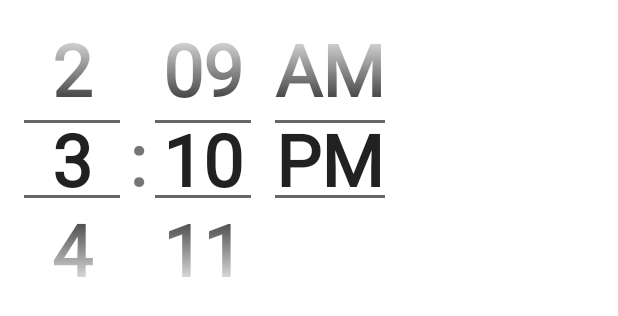
After one commit to IDemetrus/worktime, an Android app: the layout time_picker.xml on its own in the app's theme, with its tools: preview values and no code run, on a phone screen of 412 x 824 dp. The commit adds this screen. Shown: the top 316 px of the screen. Run offline under Robolectric (Android 15) with nearby library versions, the phone set to English and light mode, and no system bars.

Commit message:
add time picker xml

```diff
--- a/app/src/main/AndroidManifest.xml
+++ b/app/src/main/AndroidManifest.xml
@@ -8,7 +8,7 @@
         android:label="@string/app_name"
         android:roundIcon="@mipmap/ic_launcher_round"
         android:supportsRtl="true"
-        android:theme="@style/Theme.WorkTime">
+        android:theme="@style/Theme.WorkTime.Black">
         <activity android:name=".MainActivity">
             <intent-filter>
                 <action android:name="android.intent.action.MAIN" />
--- /dev/null
+++ b/app/src/main/res/layout/time_picker.xml
@@ -0,0 +1,20 @@
+<?xml version="1.0" encoding="utf-8"?>
+<layout xmlns:android="http://schemas.android.com/apk/res/android"
+    xmlns:app="http://schemas.android.com/apk/res-auto">
+
+    <TimePicker
+        android:id="@+id/timerTp"
+        style="@style/TimePicker"
+        android:layout_width="wrap_content"
+        android:layout_height="wrap_content"
+        android:theme="@style/TimePicker"
+        android:timePickerMode="spinner"
+        app:layout_constraintBottom_toBottomOf="parent"
+        app:layout_constraintEnd_toEndOf="parent"
+        app:layout_constraintHorizontal_bias="0.5"
+        app:layout_constraintStart_toStartOf="parent"
+        app:layout_constraintTop_toTopOf="parent">
+
+    </TimePicker>
+
+</layout>
--- a/app/src/main/res/values/colors.xml
+++ b/app/src/main/res/values/colors.xml
@@ -6,5 +6,8 @@
     <color name="teal_200">#FF03DAC5</color>
     <color name="teal_700">#FF018786</color>
     <color name="black">#FF000000</color>
+    <color name="grey_700">#616161</color>
     <color name="white">#FFFFFFFF</color>
+    <color name="green_500">#4caf50</color>
+    <color name="red_500">#f44336</color>
 </resources>
--- a/app/src/main/res/values/strings.xml
+++ b/app/src/main/res/values/strings.xml
@@ -1,3 +1,9 @@
 <resources>
     <string name="app_name">WorkTime</string>
+    <string name="timer_text">0:00</string>
+    <string name="start_btn">Start</string>
+    <string name="pause_btn">Pause</string>
+    <string name="stop_btn">Stop</string>
+    <!-- TODO: Remove or change this placeholder text -->
+    <string name="hello_blank_fragment">Hello blank fragment</string>
 </resources>
--- /dev/null
+++ b/app/src/main/res/values/styles.xml
@@ -0,0 +1,35 @@
+<?xml version="1.0" encoding="utf-8"?>
+<resources>
+    <style name="TimerClockText">
+        <item name="android:visibility">invisible</item>
+        <item name="android:textColor">@color/green_500</item>
+        <item name="android:textSize">@dimen/text_size_64</item>
+        <item name="fontFamily">@font/roboto</item>
+        <item name="android:textStyle">bold</item>
+    </style>
+    <style name="TimerBtnStart">
+        <item name="android:width">@dimen/button_size_200</item>
+        <item name="android:textStyle">bold</item>
+        <item name="fontFamily">@font/roboto</item>
+        <item name="android:textSize">@dimen/text_size_24</item>
+        <item name="cornerRadius">0dp</item>
+        <item name="backgroundTint">@color/green_500</item>
+    </style>
+    <style name="TimerBtnStop">
+        <item name="android:width">@dimen/button_size_200</item>
+        <item name="android:textStyle">bold</item>
+        <item name="fontFamily">@font/roboto</item>
+        <item name="android:textSize">@dimen/text_size_24</item>
+        <item name="cornerRadius">0dp</item>
+        <item name="backgroundTint">@color/red_500</item>
+    </style>
+    <style name="TimePicker">
+        <item name="android:timePickerMode">spinner</item>
+        <item name="android:fontFamily">@font/roboto</item>
+        <item name="android:textSize">@dimen/text_size_48</item>
+        <item name="android:textStyle">bold</item>
+        <item name="android:colorPrimary">@color/grey_700</item>
+        <item name="android:colorPrimaryDark">@color/black</item>
+        <item name="android:colorAccent">@color/green_500</item>
+    </style>
+</resources>
--- a/app/src/main/res/values/themes.xml
+++ b/app/src/main/res/values/themes.xml
@@ -13,4 +13,19 @@
         <item name="android:statusBarColor" tools:targetApi="l">?attr/colorPrimaryVariant</item>
         <!-- Customize your theme here. -->
     </style>
+    <!-- Base application theme. -->
+    <style name="Theme.WorkTime.Black" parent="Theme.MaterialComponents.DayNight.NoActionBar">
+        <!-- Primary brand color. -->
+        <item name="colorPrimary">@color/grey_700</item>
+        <item name="colorPrimaryVariant">@color/black</item>
+        <item name="colorOnPrimary">@color/white</item>
+        <!-- Secondary brand color. -->
+        <item name="colorSecondary">@color/teal_200</item>
+        <item name="colorSecondaryVariant">@color/teal_700</item>
+        <item name="colorOnSecondary">@color/black</item>
+        <!-- Status bar color. -->
+        <item name="android:statusBarColor" tools:targetApi="l">?attr/colorPrimaryVariant</item>
+        <!-- Customize your theme here. -->
+    </style>
+
 </resources>
```
Also changed, not shown: app/build.gradle (+12 -1 lines), app/src/main/java/com/example/worktime/MainActivity.kt (+105 -2 lines), app/src/main/res/layout/activity_main.xml (+37 -4 lines), app/src/main/res/layout/fragment_time_picker.xml (added, +14 -0 lines), app/src/main/res/layout/toolbar.xml (added, +14 -0 lines), app/src/main/res/values/dimens.xml (added, +8 -0 lines), app/src/main/res/font/roboto.ttf (added).
